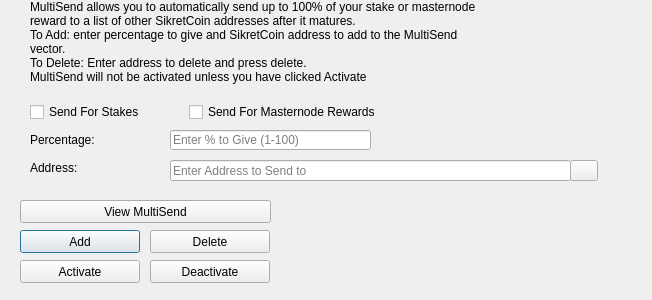
Qt form src/qt/forms/multisenddialog.ui (undrxcoin/undrxcoin) before a commit.
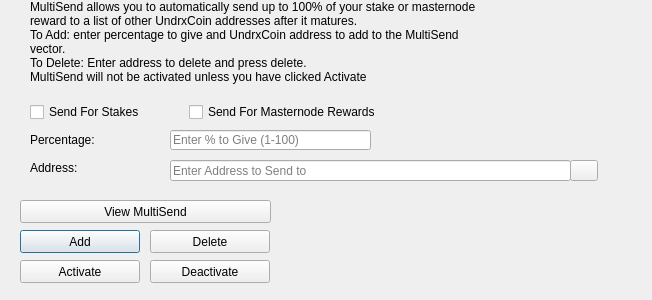
The same form after that commit. Icons and pictures are not drawn.

Diff of the .ui file:
```diff
--- a/src/qt/forms/multisenddialog.ui
+++ b/src/qt/forms/multisenddialog.ui
@@ -61,8 +61,8 @@
     <number>1</number>
    </property>
    <property name="text">
-    <string>MultiSend allows you to automatically send up to 100% of your stake or masternode reward to a list of other SikretCoin addresses after it matures.
-To Add: enter percentage to give and SikretCoin address to add to the MultiSend vector.
+    <string>MultiSend allows you to automatically send up to 100% of your stake or masternode reward to a list of other UndrxCoin addresses after it matures.
+To Add: enter percentage to give and UndrxCoin address to add to the MultiSend vector.
 To Delete: Enter address to delete and press delete.
 MultiSend will not be activated unless you have clicked Activate</string>
    </property>
```
Left out of the diff: 4 changed lines with no effect on the pictures.
